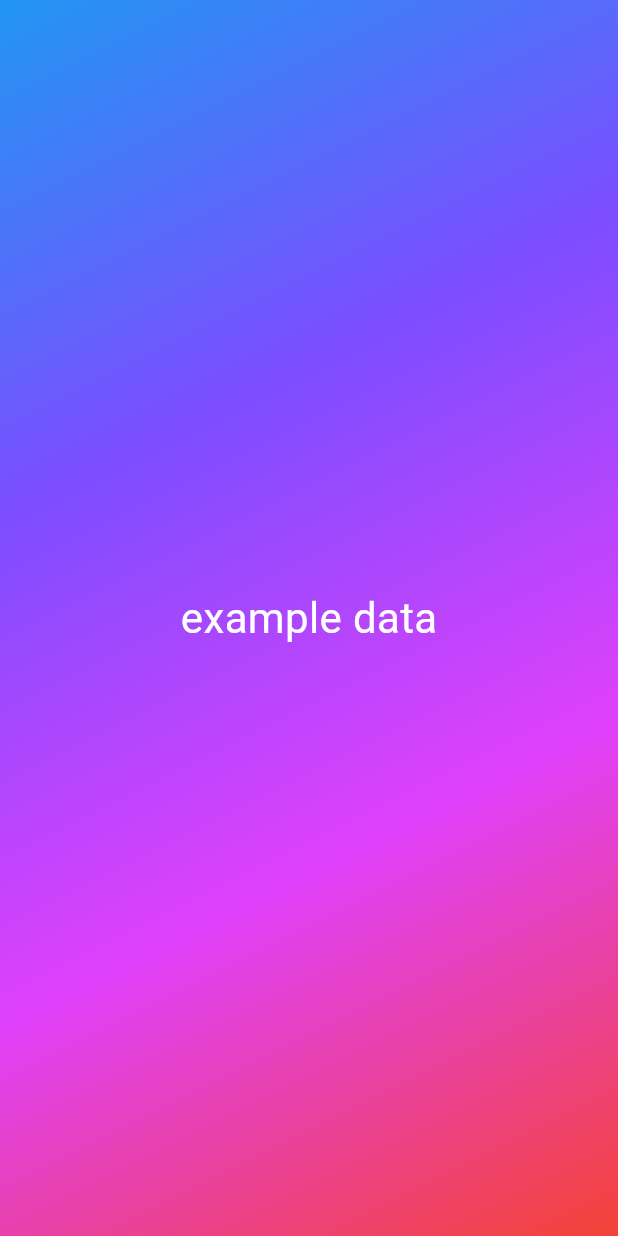
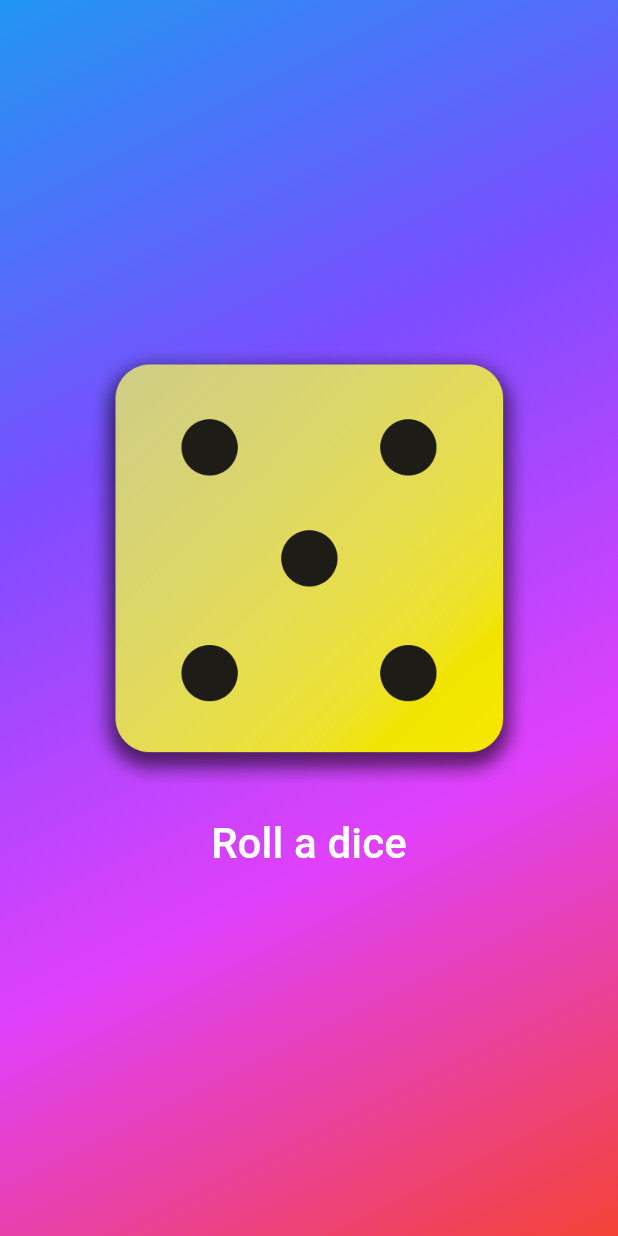
Before and after one commit to MateuszWisniewskii/Roll-a-Dice-App, a Flutter app: the screen it shows after launch, on a phone screen of 412 x 824 dp. Run offline on Flutter 3.47's test engine with Material 3 defaults, Android fonts, the light colour scheme and no system bars.

Commit message:
Funcional app

```diff
--- /dev/null
+++ b/lib/dice_roller.dart
@@ -0,0 +1,42 @@
+import 'package:flutter/material.dart';
+import 'dart:math';
+
+import 'package:roll_a_dice_app/my_styled_text.dart';
+
+class DiceRoller extends StatefulWidget {
+  const DiceRoller({super.key});
+
+  @override
+  State<DiceRoller> createState() {
+    return _DiceRollerState();
+  }
+}
+
+class _DiceRollerState extends State<DiceRoller> {
+  var activeImage = 'images/dice-5.png';
+
+  void rollADice() {
+    var rand = Random().nextInt(6) + 1;
+    setState(() {
+      activeImage = 'images/dice-$rand.png';
+    });
+  }
+
+  @override
+  Widget build(context) {
+    return Column(
+      mainAxisSize: MainAxisSize.min,
+      children: [
+        Image.asset(activeImage, height: 300,),
+        // SizedBox(height: 20),
+        TextButton(
+          onPressed: rollADice,
+          style: TextButton.styleFrom(
+            padding: EdgeInsets.all(20),
+          ), // or SizedBox(height: 20), between Image and TextButton
+          child: MyStyledText('Roll a dice'),
+        ),
+      ],
+    );
+  }
+}
--- a/lib/gradient_container.dart
+++ b/lib/gradient_container.dart
@@ -1,27 +1,29 @@
 import 'package:flutter/material.dart';
 
+import 'package:roll_a_dice_app/dice_roller.dart';
+
+//import 'package:roll_a_dice_app/my_styled_text.dart';
+
 class GradientContainer extends StatelessWidget {
-  GradientContainer({key}): super(key: key); // or GradientContaainer({super.key})
+  GradientContainer({
+    super.key,
+    required this.gradientColors,
+  }); // or GradientContainer({key}): super(key: key)
+
+  final List<Color> gradientColors;
+
   @override
   Widget build(context) {
     return Container(
-      decoration: const BoxDecoration(
+      decoration: BoxDecoration(
         gradient: LinearGradient(
           begin: Alignment.topLeft,
           end: Alignment.bottomRight,
-          colors: [
-            Colors.blue,
-            Colors.deepPurpleAccent,
-            Colors.purpleAccent,
-            Colors.red,
-          ],
+          colors: gradientColors,
         ),
       ),
       child: Center(
-        child: Text(
-          "example data",
-          style: TextStyle(color: Colors.white, fontSize: 28),
-        ),
+        child: DiceRoller(),
       ),
     );
   }
--- a/lib/main.dart
+++ b/lib/main.dart
@@ -7,7 +7,14 @@ void main() {
     MaterialApp(
       home: Scaffold(
         backgroundColor: Colors.indigoAccent,
-        body: GradientContainer(),
+        body: GradientContainer(
+          gradientColors: [
+            Colors.blue,
+            Colors.deepPurpleAccent,
+            Colors.purpleAccent,
+            Colors.red,
+          ],
+        ),
       ),
     ),
   );
--- /dev/null
+++ b/lib/my_styled_text.dart
@@ -0,0 +1,16 @@
+import 'package:flutter/material.dart';
+
+class MyStyledText extends StatelessWidget {
+  MyStyledText(String data, {super.key})
+    : outputData = data; // or MyStyledText(this.outputData, {super.key})
+
+  final String outputData;
+
+  @override
+  Widget build(context) {
+    return Text(
+      outputData,
+      style: TextStyle(color: Colors.white, fontSize: 28),
+    );
+  }
+}
```
Also changed, not shown: pubspec.yaml (+7 -3 lines), images/dice-1.png (renamed from lib/dice-images/dice-1.png), images/dice-2.png (renamed from lib/dice-images/dice-2.png), images/dice-3.png (renamed from lib/dice-images/dice-3.png), images/dice-4.png (renamed from lib/dice-images/dice-4.png), images/dice-5.png (renamed from lib/dice-images/dice-5.png), images/dice-6.png (renamed from lib/dice-images/dice-6.png).
